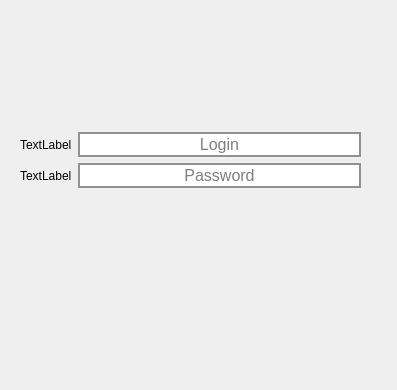
The window that authenticationform.ui (UsualUserForGit/QTInstantMessagingClient) describes before a commit, drawn with Qt 5; both pictures show x 0 to 397 and y 169 to 559 of the 397 by 559 pixel window.
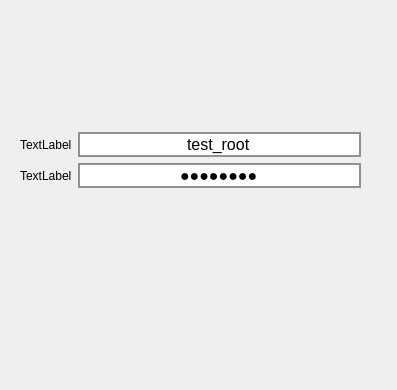
The same window after the commit.

Patch:
```diff
--- a/authenticationform.ui
+++ b/authenticationform.ui
@@ -122,7 +122,7 @@
             <string notr="true">color:black; background-color: white; border-radius:15px; border: 2px solid rgb(145, 145,145);</string>
            </property>
            <property name="text">
-            <string/>
+            <string>test_root</string>
            </property>
            <property name="alignment">
             <set>Qt::AlignCenter</set>
@@ -172,7 +172,7 @@
             <string notr="true">color:black; background-color: white; border-radius:15px; border: 2px solid rgb(145, 145,145);</string>
            </property>
            <property name="text">
-            <string/>
+            <string>dasbhsda</string>
            </property>
            <property name="echoMode">
             <enum>QLineEdit::Password</enum>
```
